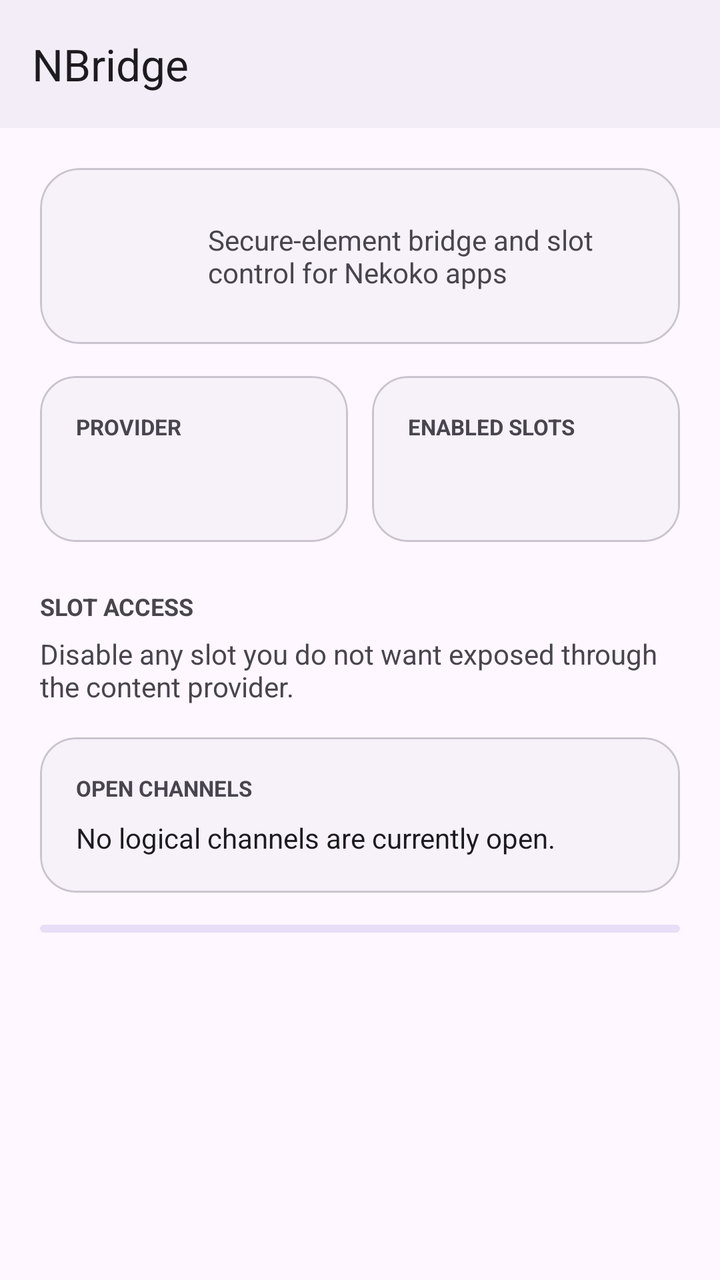
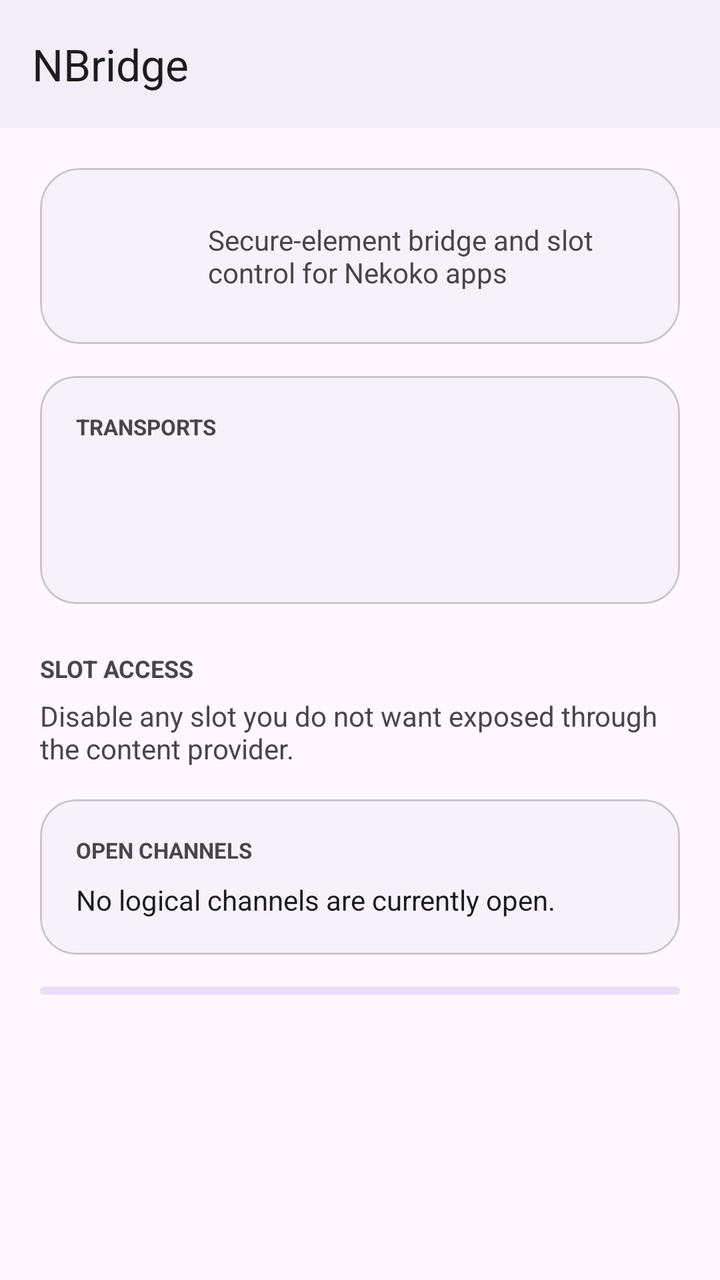

Compare the two renders of this Android layout. The source of the first and the diff that turns it into the second are given below.
<!-- AndroidManifest.xml: activity theme Theme.NBridge -->
<!-- res/layout/activity_main.xml -->
<?xml version="1.0" encoding="utf-8"?>
<LinearLayout xmlns:android="http://schemas.android.com/apk/res/android"
    xmlns:app="http://schemas.android.com/apk/res-auto"
    android:layout_width="match_parent"
    android:layout_height="match_parent"
    android:background="?attr/colorSurface"
    android:orientation="vertical">

    <com.google.android.material.appbar.MaterialToolbar
        android:id="@+id/topAppBar"
        android:layout_width="match_parent"
        android:layout_height="wrap_content"
        android:background="?attr/colorSurfaceContainer"
        android:paddingTop="0dp"
        android:minHeight="?attr/actionBarSize"
        app:title="@string/app_name"
        app:titleCentered="false"
        app:titleTextColor="?attr/colorOnSurface" />

    <androidx.core.widget.NestedScrollView
        android:layout_width="match_parent"
        android:layout_height="0dp"
        android:layout_weight="1"
        android:clipToPadding="false">

        <LinearLayout
            android:layout_width="match_parent"
            android:layout_height="wrap_content"
            android:orientation="vertical"
            android:paddingStart="20dp"
            android:paddingTop="20dp"
            android:paddingEnd="20dp"
            android:paddingBottom="32dp">

            <com.google.android.material.card.MaterialCardView
                android:layout_width="match_parent"
                android:layout_height="wrap_content"
                app:cardBackgroundColor="?attr/colorSurfaceContainerLow"
                app:cardCornerRadius="20dp"
                app:cardElevation="0dp"
                app:strokeColor="?attr/colorOutlineVariant"
                app:strokeWidth="1dp">

                <LinearLayout
                    android:layout_width="match_parent"
                    android:layout_height="wrap_content"
                    android:gravity="center_vertical"
                    android:orientation="horizontal"
                    android:padding="20dp">

                    <ImageView
                        android:id="@+id/heroIcon"
                        android:layout_width="48dp"
                        android:layout_height="48dp"
                        android:contentDescription="@string/app_name"
                        android:scaleType="centerCrop" />

                    <TextView
                        android:layout_width="0dp"
                        android:layout_height="wrap_content"
                        android:layout_marginStart="16dp"
                        android:layout_weight="1"
                        android:text="@string/main_subtitle"
                        android:textColor="?attr/colorOnSurfaceVariant"
                        android:textSize="14sp" />
                </LinearLayout>
            </com.google.android.material.card.MaterialCardView>

            <LinearLayout
                android:layout_width="match_parent"
                android:layout_height="wrap_content"
                android:layout_marginTop="16dp"
                android:orientation="horizontal">

                <com.google.android.material.card.MaterialCardView
                    android:layout_width="0dp"
                    android:layout_height="wrap_content"
                    android:layout_weight="1"
                    app:cardBackgroundColor="?attr/colorSurfaceContainerLow"
                    app:cardCornerRadius="18dp"
                    app:cardElevation="0dp">

                    <LinearLayout
                        android:layout_width="wrap_content"
                        android:layout_height="wrap_content"
                        android:orientation="vertical"
                        android:padding="18dp">

                        <TextView
                            android:layout_width="wrap_content"
                            android:layout_height="wrap_content"
                            android:text="@string/provider_status_label"
                            android:textAllCaps="true"
                            android:textColor="?attr/colorOnSurfaceVariant"
                            android:textSize="11sp"
                            android:textStyle="bold" />

                        <TextView
                            android:id="@+id/providerStatus"
                            android:layout_width="wrap_content"
                            android:layout_height="wrap_content"
                            android:layout_marginTop="8dp"
                            android:textColor="?attr/colorOnSurface"
                            android:textSize="18sp"
                            android:textStyle="bold" />
                    </LinearLayout>
                </com.google.android.material.card.MaterialCardView>

                <Space
                    android:layout_width="12dp"
                    android:layout_height="1dp" />

                <com.google.android.material.card.MaterialCardView
                    android:layout_width="0dp"
                    android:layout_height="wrap_content"
                    android:layout_weight="1"
                    app:cardBackgroundColor="?attr/colorSurfaceContainerLow"
                    app:cardCornerRadius="18dp"
                    app:cardElevation="0dp">

                    <LinearLayout
                        android:layout_width="wrap_content"
                        android:layout_height="wrap_content"
                        android:orientation="vertical"
                        android:padding="18dp">

                        <TextView
                            android:layout_width="wrap_content"
                            android:layout_height="wrap_content"
                            android:text="@string/slot_count_label"
                            android:textAllCaps="true"
                            android:textColor="?attr/colorOnSurfaceVariant"
                            android:textSize="11sp"
                            android:textStyle="bold" />

                        <TextView
                            android:id="@+id/slotCount"
                            android:layout_width="wrap_content"
                            android:layout_height="wrap_content"
                            android:layout_marginTop="8dp"
                            android:textColor="?attr/colorOnSurface"
                            android:textSize="18sp"
                            android:textStyle="bold" />
                    </LinearLayout>
                </com.google.android.material.card.MaterialCardView>
            </LinearLayout>

            <TextView
                android:layout_width="wrap_content"
                android:layout_height="wrap_content"
                android:layout_marginTop="24dp"
                android:text="@string/slot_section_title"
                android:textAllCaps="true"
                android:textColor="?attr/colorOnSurfaceVariant"
                android:textSize="12sp"
                android:textStyle="bold" />

            <TextView
                android:id="@+id/slotHint"
                android:layout_width="wrap_content"
                android:layout_height="wrap_content"
                android:layout_marginTop="6dp"
                android:text="@string/slot_section_subtitle"
                android:textColor="?attr/colorOnSurfaceVariant"
                android:textSize="14sp" />

            <com.google.android.material.card.MaterialCardView
                android:layout_width="match_parent"
                android:layout_height="wrap_content"
                android:layout_marginTop="16dp"
                app:cardBackgroundColor="?attr/colorSurfaceContainerLow"
                app:cardCornerRadius="18dp"
                app:cardElevation="0dp"
                app:strokeColor="?attr/colorOutlineVariant"
                app:strokeWidth="1dp">

                <LinearLayout
                    android:layout_width="match_parent"
                    android:layout_height="wrap_content"
                    android:orientation="vertical"
                    android:padding="18dp">

                    <TextView
                        android:layout_width="wrap_content"
                        android:layout_height="wrap_content"
                        android:text="@string/active_connections_title"
                        android:textAllCaps="true"
                        android:textColor="?attr/colorOnSurfaceVariant"
                        android:textSize="11sp"
                        android:textStyle="bold" />

                    <TextView
                        android:id="@+id/activeConnections"
                        android:layout_width="match_parent"
                        android:layout_height="wrap_content"
                        android:layout_marginTop="8dp"
                        android:text="@string/active_connections_empty"
                        android:textColor="?attr/colorOnSurface"
                        android:textSize="14sp" />
                </LinearLayout>
            </com.google.android.material.card.MaterialCardView>

            <com.google.android.material.progressindicator.LinearProgressIndicator
                android:id="@+id/loadingView"
                android:layout_width="match_parent"
                android:layout_height="wrap_content"
                android:layout_marginTop="16dp"
                android:indeterminate="true" />

            <LinearLayout
                android:id="@+id/slotContainer"
                android:layout_width="match_parent"
                android:layout_height="wrap_content"
                android:layout_marginTop="14dp"
                android:orientation="vertical" />
        </LinearLayout>
    </androidx.core.widget.NestedScrollView>
</LinearLayout>
<!-- resources referenced by this layout -->
<resources>
  <string name="active_connections_empty">No logical channels are currently open.</string>
  <string name="active_connections_title">Open Channels</string>
  <string name="app_name">NBridge</string>
  <string name="main_subtitle">Secure-element bridge and slot control for Nekoko apps</string>
  <string name="provider_status_label">Provider</string>
  <string name="slot_count_label">Enabled Slots</string>
  <string name="slot_section_subtitle">Disable any slot you do not want exposed through the content provider.</string>
  <string name="slot_section_title">Slot Access</string>
  <style name="Theme.NBridge" parent="Theme.Material3.DayNight.NoActionBar">
          <item name="android:statusBarColor">?attr/colorSurfaceContainer</item>
          <item name="android:navigationBarColor">?attr/colorSurface</item>
          <item name="android:windowBackground">?attr/colorSurface</item>
          <item name="materialSwitchStyle">@style/Widget.NBridge.Switch</item>
      </style>
  <style name="Widget.NBridge.Switch" parent="Widget.Material3.CompoundButton.MaterialSwitch">
          <item name="trackTint">?attr/colorOutline</item>
          <item name="thumbTint">?attr/colorPrimary</item>
      </style>
</resources>

<!-- the commit's change to res/layout/activity_main.xml (unified diff, before → after) -->
@@ -66,84 +66,80 @@
                 </LinearLayout>
             </com.google.android.material.card.MaterialCardView>
 
-            <LinearLayout
+            <com.google.android.material.card.MaterialCardView
                 android:layout_width="match_parent"
                 android:layout_height="wrap_content"
                 android:layout_marginTop="16dp"
-                android:orientation="horizontal">
-
-                <com.google.android.material.card.MaterialCardView
-                    android:layout_width="0dp"
+                app:cardBackgroundColor="?attr/colorSurfaceContainerLow"
+                app:cardCornerRadius="18dp"
+                app:cardElevation="0dp"
+                app:strokeColor="?attr/colorOutlineVariant"
+                app:strokeWidth="1dp">
+
+                <LinearLayout
+                    android:layout_width="match_parent"
                     android:layout_height="wrap_content"
-                    android:layout_weight="1"
-                    app:cardBackgroundColor="?attr/colorSurfaceContainerLow"
-                    app:cardCornerRadius="18dp"
-                    app:cardElevation="0dp">
+                    android:orientation="vertical"
+                    android:padding="18dp">
+
+                    <TextView
+                        android:layout_width="wrap_content"
+                        android:layout_height="wrap_content"
+                        android:text="@string/transport_section_title"
+                        android:textAllCaps="true"
+                        android:textColor="?attr/colorOnSurfaceVariant"
+                        android:textSize="11sp"
+                        android:textStyle="bold" />
 
                     <LinearLayout
-                        android:layout_width="wrap_content"
-                        android:layout_height="wrap_content"
-                        android:orientation="vertical"
-                        android:padding="18dp">
+                        android:id="@+id/openMobileStatusRow"
+                        android:layout_width="match_parent"
+                        android:layout_height="wrap_content"
+                        android:layout_marginTop="10dp"
+                        android:gravity="center_vertical"
+                        android:orientation="horizontal">
+
+                        <ImageView
+                            android:id="@+id/openMobileStatusIcon"
+                            android:layout_width="20dp"
+                            android:layout_height="20dp"
+                            android:contentDescription="@null" />
 
                         <TextView
-                            android:layout_width="wrap_content"
+                            android:id="@+id/openMobileStatus"
+                            android:layout_width="match_parent"
                             android:layout_height="wrap_content"
-                            android:text="@string/provider_status_label"
-                            android:textAllCaps="true"
-                            android:textColor="?attr/colorOnSurfaceVariant"
-                            android:textSize="11sp"
-                            android:textStyle="bold" />
-
-                        <TextView
-                            android:id="@+id/providerStatus"
-                            android:layout_width="wrap_content"
-                            android:layout_height="wrap_content"
-                            android:layout_marginTop="8dp"
+                            android:layout_marginStart="12dp"
                             android:textColor="?attr/colorOnSurface"
-                            android:textSize="18sp"
+                            android:textSize="16sp"
                             android:textStyle="bold" />
                     </LinearLayout>
-                </com.google.android.material.card.MaterialCardView>
-
-                <Space
-                    android:layout_width="12dp"
-                    android:layout_height="1dp" />
-
-                <com.google.android.material.card.MaterialCardView
-                    android:layout_width="0dp"
-                    android:layout_height="wrap_content"
-                    android:layout_weight="1"
-                    app:cardBackgroundColor="?attr/colorSurfaceContainerLow"
-                    app:cardCornerRadius="18dp"
-                    app:cardElevation="0dp">
 
                     <LinearLayout
-                        android:layout_width="wrap_content"
-                        android:layout_height="wrap_content"
-                        android:orientation="vertical"
-                        android:padding="18dp">
+                        android:id="@+id/telephonyStatusRow"
+                        android:layout_width="match_parent"
+                        android:layout_height="wrap_content"
+                        android:layout_marginTop="10dp"
+                        android:gravity="center_vertical"
+                        android:orientation="horizontal">
+
+                        <ImageView
+                            android:id="@+id/telephonyStatusIcon"
+                            android:layout_width="20dp"
+                            android:layout_height="20dp"
+                            android:contentDescription="@null" />
 
                         <TextView
-                            android:layout_width="wrap_content"
+                            android:id="@+id/telephonyStatus"
+                            android:layout_width="match_parent"
                             android:layout_height="wrap_content"
-                            android:text="@string/slot_count_label"
-                            android:textAllCaps="true"
-                            android:textColor="?attr/colorOnSurfaceVariant"
-                            android:textSize="11sp"
-                            android:textStyle="bold" />
-
-                        <TextView
-                            android:id="@+id/slotCount"
-                            android:layout_width="wrap_content"
-                            android:layout_height="wrap_content"
-                            android:layout_marginTop="8dp"
+                            android:layout_marginStart="12dp"
                             android:textColor="?attr/colorOnSurface"
-                            android:textSize="18sp"
+                            android:textSize="16sp"
                             android:textStyle="bold" />
                     </LinearLayout>
-                </com.google.android.material.card.MaterialCardView>
-            </LinearLayout>
+                </LinearLayout>
+            </com.google.android.material.card.MaterialCardView>
 
             <TextView
                 android:layout_width="wrap_content"
<!-- resource entries referenced after the edit -->
@@ -4,10 +4,9 @@
   <string name="active_connections_title">Open Channels</string>
   <string name="app_name">NBridge</string>
   <string name="main_subtitle">Secure-element bridge and slot control for Nekoko apps</string>
-  <string name="provider_status_label">Provider</string>
-  <string name="slot_count_label">Enabled Slots</string>
   <string name="slot_section_subtitle">Disable any slot you do not want exposed through the content provider.</string>
   <string name="slot_section_title">Slot Access</string>
+  <string name="transport_section_title">Transports</string>
   <style name="Theme.NBridge" parent="Theme.Material3.DayNight.NoActionBar">
           <item name="android:statusBarColor">?attr/colorSurfaceContainer</item>
           <item name="android:navigationBarColor">?attr/colorSurface</item>
